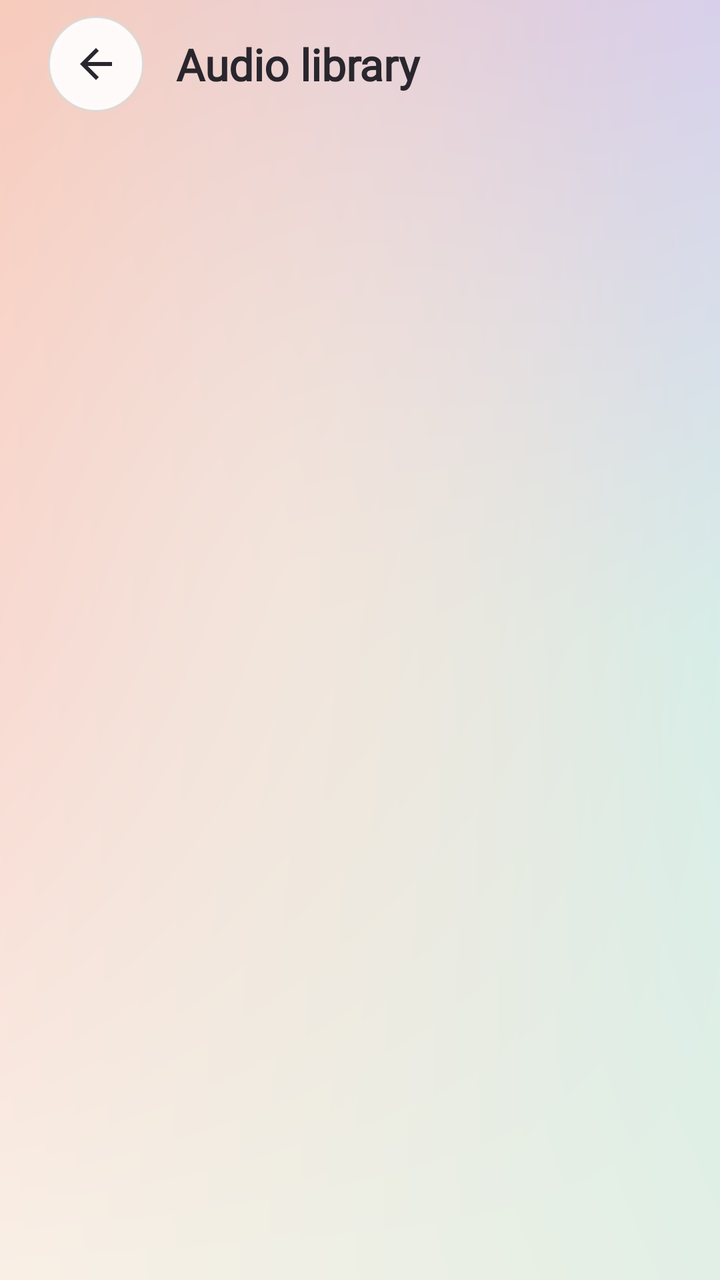
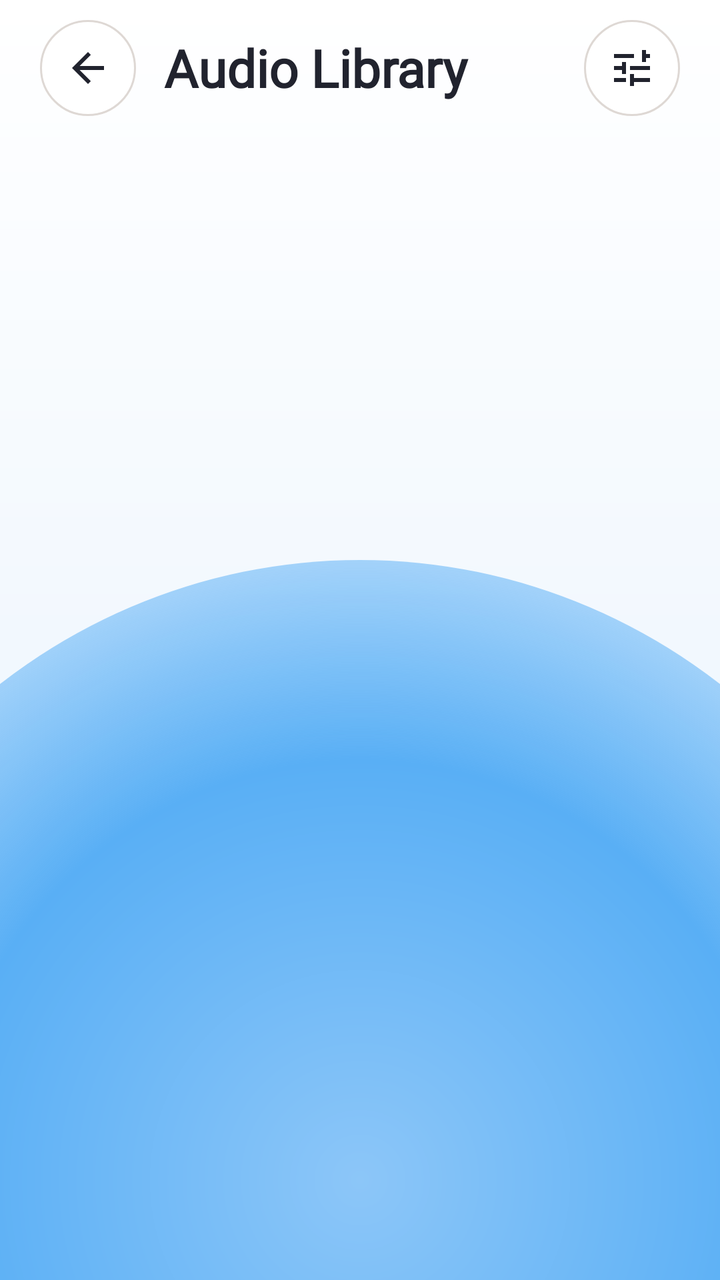

The first picture is an Android layout as it rendered before a commit; the second is the same layout after the commit. The layout source and the unified diff follow.
<!-- AndroidManifest.xml: application theme Theme.DecMictospeaker -->
<!-- res/layout/activity_music_list_new.xml -->
<?xml version="1.0" encoding="utf-8"?>
<LinearLayout xmlns:android="http://schemas.android.com/apk/res/android"
    xmlns:app="http://schemas.android.com/apk/res-auto"
    android:layout_width="match_parent"
    android:layout_height="match_parent"
    android:background="@drawable/bg_pastel_mesh"
    android:orientation="vertical">
    <LinearLayout
        android:layout_width="match_parent"
        android:layout_height="wrap_content"
        android:gravity="center_vertical"
        android:orientation="horizontal"
        android:paddingStart="24dp"
        android:paddingTop="8dp"
        android:paddingEnd="24dp"
        android:paddingBottom="8dp">
        <ImageButton
            android:id="@+id/iv_back"
            style="@style/ToolControlCircleBack"
            android:contentDescription="@string/tool_back"
            android:src="@drawable/tool_back"
            app:tint="@color/studio_ink" />
        <TextView
            android:id="@+id/tv_tittle"
            style="@style/StudioTitle"
            android:layout_width="0dp"
            android:layout_marginStart="16dp"
            android:layout_weight="1"
            android:text="@string/library_title"
            android:textSize="22sp" />
    </LinearLayout>
    <FrameLayout
        android:id="@+id/container"
        android:layout_width="match_parent"
        android:layout_height="0dp"
        android:layout_weight="1" />
    <LinearLayout
        android:id="@+id/nativeLay"
        android:layout_width="match_parent"
        android:layout_height="wrap_content"
        android:gravity="center_horizontal"
        android:orientation="vertical"
        android:visibility="gone" />
</LinearLayout>
<!-- resources referenced by this layout -->
<resources>
  <color name="studio_ink">#29262D</color>
  <!-- drawable bg_pastel_mesh: png bitmap (drawable, 55586 bytes) -->
  <!-- drawable tool_back (drawable) -->
  <vector xmlns:android="http://schemas.android.com/apk/res/android"
      android:width="24dp"
      android:height="24dp"
      android:viewportWidth="24"
      android:viewportHeight="24">
    <path
        android:fillColor="#21232E"
        android:pathData="M20,11H7.83l5.59,-5.59L12,4l-8,8 8,8 1.41,-1.41L7.83,13H20v-2z"/>
  </vector>
  <string name="library_title">Audio library</string>
  <string name="tool_back">Back</string>
  <style name="StudioTitle" parent="ToolTitle">
          <item name="android:fontFamily">@font/poppins_bold</item>
          <item name="android:textColor">@color/studio_ink</item>
          <item name="android:textSize">28sp</item>
          <item name="android:lineSpacingExtra">2dp</item>
      </style>
  <style name="ToolControlCircleBack">
          <item name="android:layout_width">48dp</item>
          <item name="android:layout_height">48dp</item>
          <item name="android:minWidth">48dp</item>
          <item name="android:minHeight">48dp</item>
          <item name="android:padding">12dp</item>
          <item name="android:scaleType">fitCenter</item>
          <item name="android:background">@drawable/btn_circle_white</item>
          <item name="android:elevation">4dp</item>
          <item name="android:focusable">true</item>
          <item name="android:clickable">true</item>
      </style>
  <style name="ToolTitle">
          <item name="android:layout_width">match_parent</item>
          <item name="android:layout_height">wrap_content</item>
          <item name="android:textSize">26sp</item>
          <item name="android:textStyle">bold</item>
          <item name="android:fontFamily">@font/poppins_bold</item>
          <item name="android:textColor">@color/quality_text</item>
      </style>
  <!-- drawable btn_circle_white (drawable) -->
  <?xml version="1.0" encoding="utf-8"?>
  <ripple xmlns:android="http://schemas.android.com/apk/res/android"
      android:color="@color/pastel_circle_btn_pressed">
      <item>
          <shape android:shape="oval">
              <solid android:color="@color/pastel_circle_btn" />
              <stroke android:width="1dp" android:color="@color/studio_line" />
          </shape>
      </item>
  </ripple>
  <color name="pastel_peach">#FCBBAB</color>
  <color name="pastel_peach_pressed">#F8A693</color>
  <color name="quality_text">#21232E</color>
  <color name="pastel_mint">#C0E6DE</color>
  <color name="pastel_mint_pressed">#A9D8CE</color>
  <color name="pastel_circle_btn_pressed">#D9F0ED</color>
  <color name="pastel_circle_btn">#E6FFFFFF</color>
  <color name="studio_line">#DED8D4</color>
  <!-- unchanged entries left out for length: 1 -->
</resources>

<!-- the commit's change to res/layout/activity_music_list_new.xml (unified diff, before → after) -->
@@ -5,35 +5,55 @@
     android:layout_height="match_parent"
     android:background="@drawable/bg_pastel_mesh"
     android:orientation="vertical">
+
+    
     <LinearLayout
         android:layout_width="match_parent"
         android:layout_height="wrap_content"
         android:gravity="center_vertical"
         android:orientation="horizontal"
-        android:paddingStart="24dp"
-        android:paddingTop="8dp"
-        android:paddingEnd="24dp"
-        android:paddingBottom="8dp">
+        android:paddingStart="20dp"
+        android:paddingTop="10dp"
+        android:paddingEnd="20dp"
+        android:paddingBottom="6dp">
+
         <ImageButton
             android:id="@+id/iv_back"
             style="@style/ToolControlCircleBack"
             android:contentDescription="@string/tool_back"
             android:src="@drawable/tool_back"
-            app:tint="@color/studio_ink" />
-        <TextView
-            android:id="@+id/tv_tittle"
-            style="@style/StudioTitle"
+            app:tint="@color/quality_text" />
+
+        <LinearLayout
             android:layout_width="0dp"
-            android:layout_marginStart="16dp"
+            android:layout_height="wrap_content"
+            android:layout_marginStart="14dp"
+            android:layout_marginEnd="12dp"
             android:layout_weight="1"
-            android:text="@string/library_title"
-            android:textSize="22sp" />
+            android:orientation="vertical">
+
+            <TextView
+                android:id="@+id/tv_title"
+                style="@style/ToolTitle"
+                android:text="@string/quality_music_title"
+                android:textColor="@color/quality_text"
+                android:textSize="26sp" />
+        </LinearLayout>
+
+        <ImageButton
+            android:id="@+id/btn_filter"
+            style="@style/ToolControlCircleBack"
+            android:contentDescription="@string/library_filter_desc"
+            android:src="@drawable/ic_filter_sliders"
+            app:tint="@color/quality_text" />
     </LinearLayout>
+
     <FrameLayout
         android:id="@+id/container"
         android:layout_width="match_parent"
         android:layout_height="0dp"
         android:layout_weight="1" />
+
     <LinearLayout
         android:id="@+id/nativeLay"
         android:layout_width="match_parent"
<!-- resource entries referenced after the edit -->
@@ -1,7 +1,42 @@
 <!-- resources referenced by this layout -->
 <resources>
-  <color name="studio_ink">#29262D</color>
-  <!-- drawable bg_pastel_mesh: png bitmap (drawable, 55586 bytes) -->
+  <!-- drawable bg_pastel_mesh (drawable) -->
+  <?xml version="1.0" encoding="utf-8"?>
+  <layer-list xmlns:android="http://schemas.android.com/apk/res/android">
+      <item>
+          <shape android:shape="rectangle">
+              <gradient
+                  android:angle="270"
+                  android:startColor="#FFFFFF"
+                  android:centerColor="#F2F8FE"
+                  android:endColor="#E2F0FD" />
+          </shape>
+      </item>
+      <item
+          android:left="-120dp"
+          android:right="-120dp"
+          android:top="280dp"
+          android:bottom="-260dp">
+          <shape android:shape="oval">
+              <gradient
+                  android:type="radial"
+                  android:gradientRadius="420dp"
+                  android:startColor="#8CC6F8"
+                  android:centerColor="#59AFF5"
+                  android:endColor="#001A9BF0" />
+          </shape>
+      </item>
+  </layer-list>
+  <!-- drawable ic_filter_sliders (drawable) -->
+  <vector xmlns:android="http://schemas.android.com/apk/res/android"
+      android:width="24dp"
+      android:height="24dp"
+      android:viewportWidth="24"
+      android:viewportHeight="24">
+      <path
+          android:fillColor="#0F172A"
+          android:pathData="M3,17v2h6v-2H3zM3,5v2h10V5H3zM13,21v-2h8v-2h-8v-2h-2v6H13zM7,9v2H3v2h4v2h2V9H7zM21,13v-2H11v2H21zM17,9h2V7h2V5h-2V3h-2V9z"/>
+  </vector>
   <!-- drawable tool_back (drawable) -->
   <vector xmlns:android="http://schemas.android.com/apk/res/android"
       android:width="24dp"
@@ -12,14 +47,9 @@
         android:fillColor="#21232E"
         android:pathData="M20,11H7.83l5.59,-5.59L12,4l-8,8 8,8 1.41,-1.41L7.83,13H20v-2z"/>
   </vector>
-  <string name="library_title">Audio library</string>
+  <string name="library_filter_desc">Filter and sort audio files</string>
+  <string name="quality_music_title">Audio Library</string>
   <string name="tool_back">Back</string>
-  <style name="StudioTitle" parent="ToolTitle">
-          <item name="android:fontFamily">@font/poppins_bold</item>
-          <item name="android:textColor">@color/studio_ink</item>
-          <item name="android:textSize">28sp</item>
-          <item name="android:lineSpacingExtra">2dp</item>
-      </style>
   <style name="ToolControlCircleBack">
           <item name="android:layout_width">48dp</item>
           <item name="android:layout_height">48dp</item>
@@ -51,11 +81,11 @@
           </shape>
       </item>
   </ripple>
-  <color name="pastel_peach">#FCBBAB</color>
-  <color name="pastel_peach_pressed">#F8A693</color>
+  <color name="pastel_peach">#A9D6FB</color>
+  <color name="pastel_peach_pressed">#7CBCF8</color>
   <color name="quality_text">#21232E</color>
-  <color name="pastel_mint">#C0E6DE</color>
-  <color name="pastel_mint_pressed">#A9D8CE</color>
+  <color name="pastel_mint">#BFE2FC</color>
+  <color name="pastel_mint_pressed">#93CCF9</color>
   <color name="pastel_circle_btn_pressed">#D9F0ED</color>
   <color name="pastel_circle_btn">#E6FFFFFF</color>
   <color name="studio_line">#DED8D4</color>
